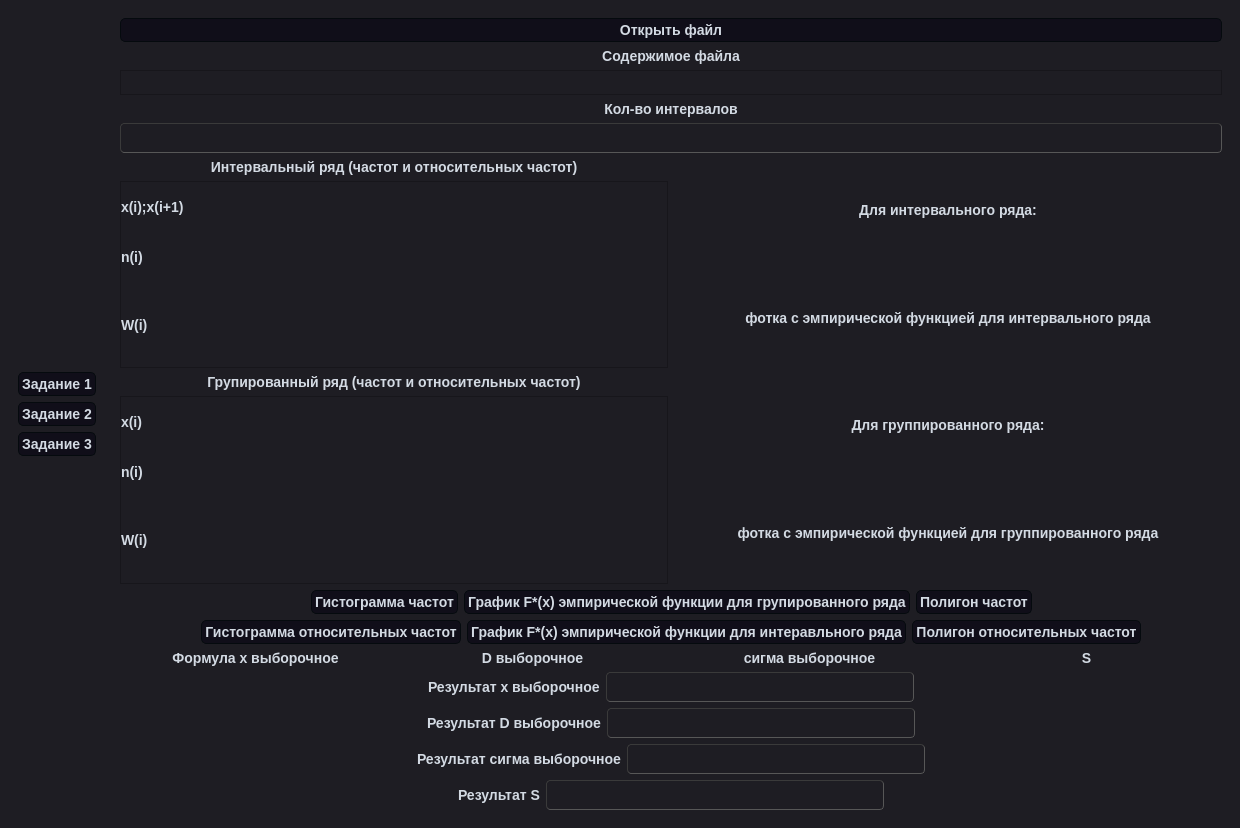
Above: interface.ui from RR3Z/tv_lr5 before the change. Below: the same form after it.
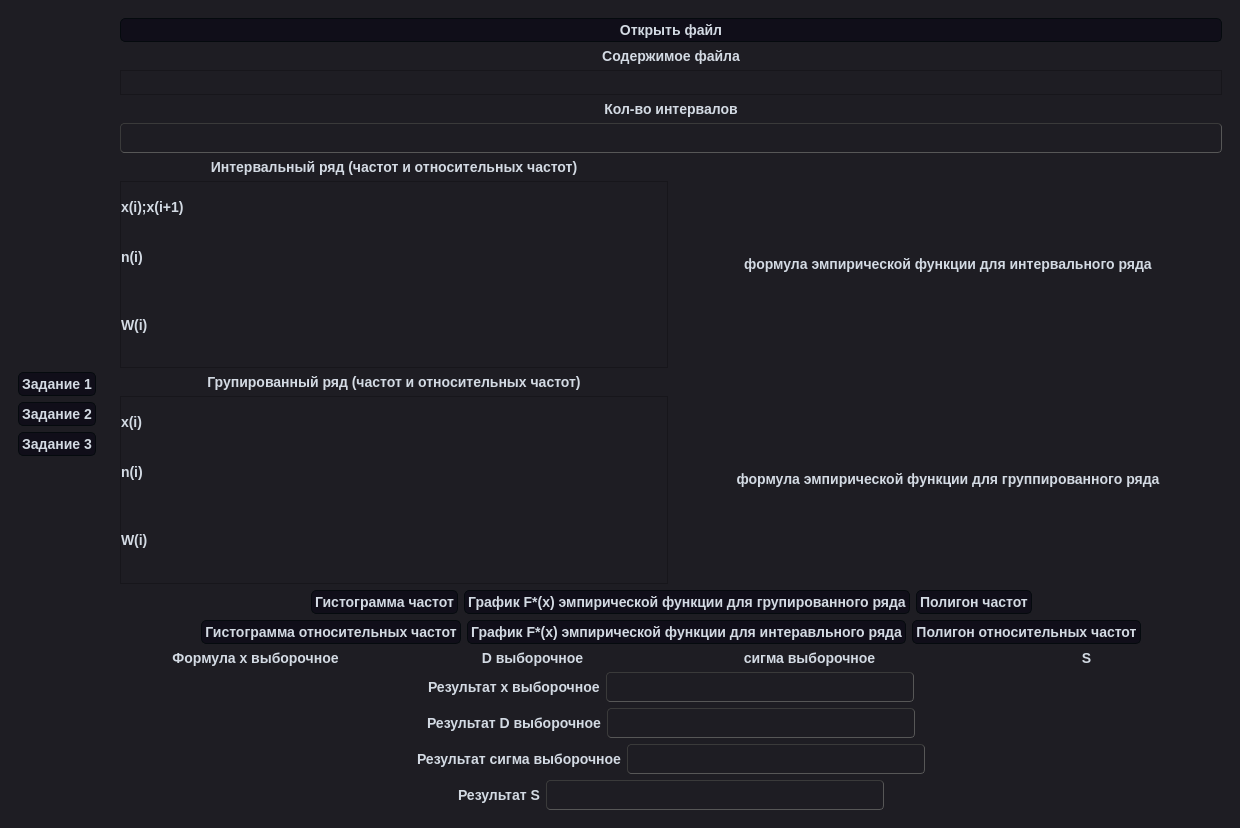
That is the form after the change. The open tabs and pages were chosen to show the change.

Commit message: Убрал лишние надписи эмп. функций

Patch:
```diff
--- a/interface.ui
+++ b/interface.ui
@@ -1092,20 +1092,10 @@
           </item>
           <item>
            <layout class="QVBoxLayout" name="verticalLayout_10">
-            <item>
-             <widget class="QLabel" name="label_5">
-              <property name="text">
-               <string>Для интервального ряда:</string>
-              </property>
-              <property name="alignment">
-               <set>Qt::AlignCenter</set>
-              </property>
-             </widget>
-            </item>
             <item>
              <widget class="QLabel" name="empiricalIntervalLatex_2">
               <property name="text">
-               <string>фотка с эмпирической функцией для интервального ряда</string>
+               <string>формула эмпирической функции для интервального ряда</string>
               </property>
               <property name="alignment">
                <set>Qt::AlignCenter</set>
@@ -1489,20 +1479,10 @@
           </item>
           <item>
            <layout class="QVBoxLayout" name="verticalLayout_5">
-            <item>
-             <widget class="QLabel" name="label_8">
-              <property name="text">
-               <string>Для группированного ряда:</string>
-              </property>
-              <property name="alignment">
-               <set>Qt::AlignCenter</set>
-              </property>
-             </widget>
-            </item>
             <item>
              <widget class="QLabel" name="empiricalGroupLatex_2">
               <property name="text">
-               <string>фотка с эмпирической функцией для группированного ряда</string>
+               <string>формула эмпирической функции для группированного ряда</string>
               </property>
               <property name="alignment">
                <set>Qt::AlignCenter</set>
```
Left out of the diff: 32 changed lines with no effect on the pictures.
